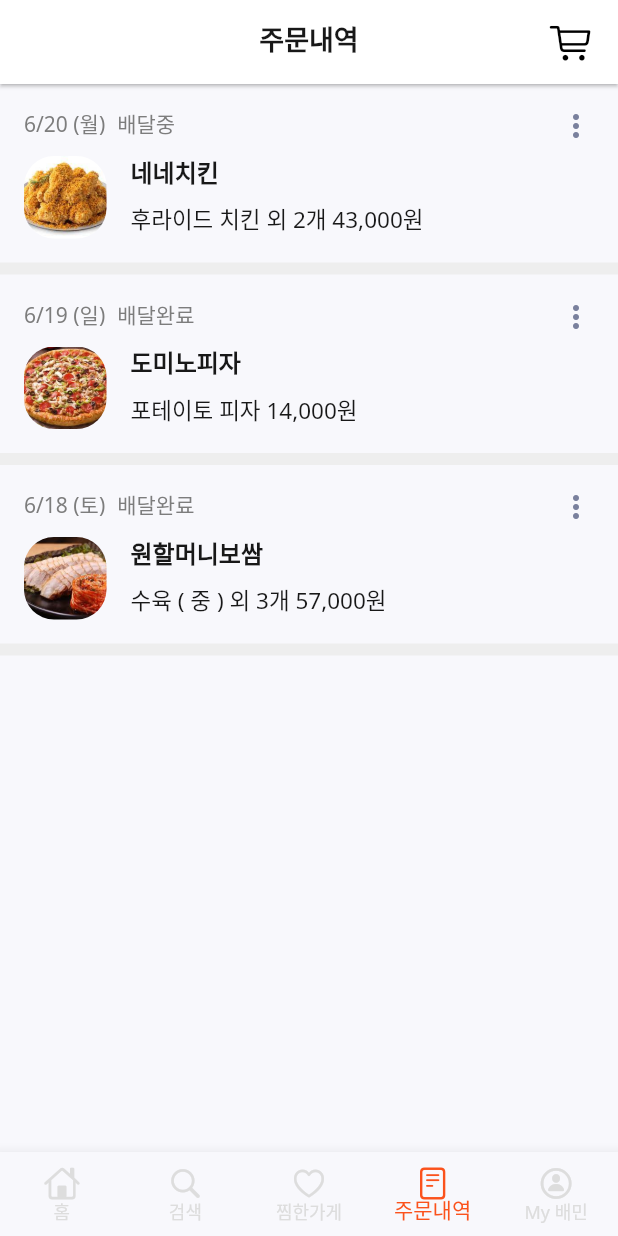
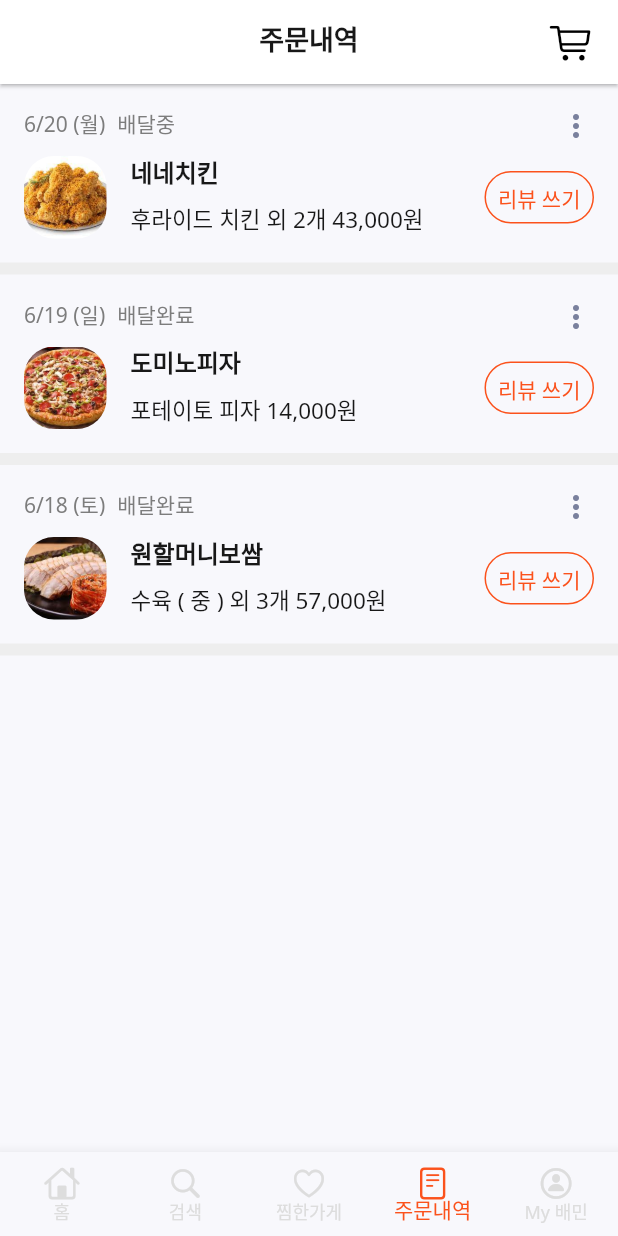
Before and after one commit to Sylar0012/final_project_beamin_app, a Flutter app: the screen it shows after launch, item 4 of the bottom bar chosen, on a phone screen of 412 x 824 dp. Run offline on Flutter 3.47's test engine with Material 2 defaults, Android fonts, the phone set to English and light mode, and no system bars; our stand-ins replace card_swiper, google_fonts.

Commit message:
order_list_page 리뷰쓰기 버튼 생성

```diff
--- a/lib/view/pages/main/order_list/order_list.dart
+++ b/lib/view/pages/main/order_list/order_list.dart
@@ -78,6 +78,9 @@
             ),
             SizedBox(height: gap_xs),
             Row(
+              mainAxisAlignment: MainAxisAlignment.spaceBetween,
+              children: [
+                Row(
                   children: [
                     ClipRRect(
                       borderRadius: BorderRadius.circular(20),
@@ -109,6 +112,25 @@
                     ),
                   ],
                 ),
+                Container(
+                  height: 35,
+                  decoration: BoxDecoration(
+                    borderRadius: BorderRadius.circular(20),
+                    border: Border.all(color: kMainColor),
+                  ),
+                  child: TextButton(
+                    style: ButtonStyle(
+                      alignment: Alignment.bottomCenter,
+                    ),
+                    onPressed: () {},
+                    child: Text(
+                      '리뷰 쓰기',
+                      style: TextStyle(color: kMainColor, fontSize: 14, height: 0.8),
+                    ),
+                  ),
+                ),
+              ],
+            ),
           ],
         ),
       ),
```
Lines whose indentation alone changed are shown as unchanged.
